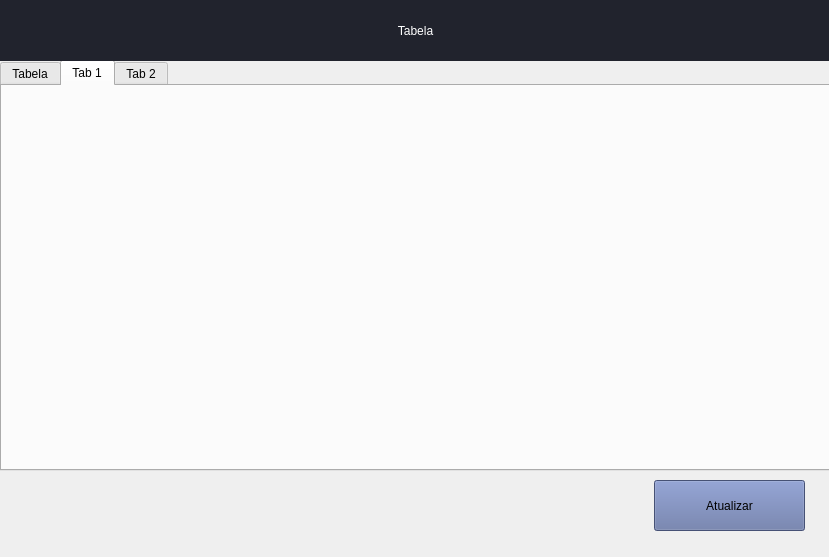
Before: the Qt Designer form gui/pages/pages.ui in C0ffiz/DesktopApp-GUI_PySide6, drawn with Qt 5.
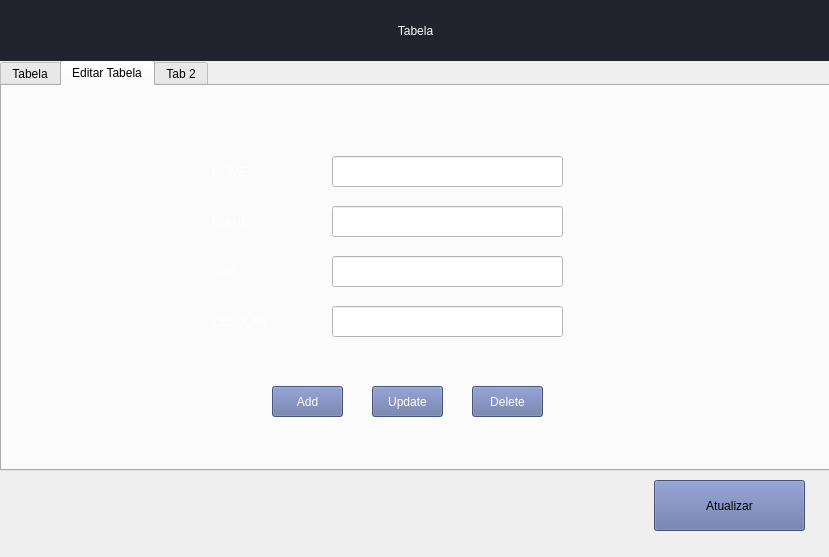
After: the same form once the commit is applied. The open tabs and pages were chosen to show the change.

What changed in the file:
```diff
--- a/gui/pages/pages.ui
+++ b/gui/pages/pages.ui
@@ -14,6 +14,9 @@
    <string>StackedWidget</string>
   </property>
   <widget class="QWidget" name="page_1">
+   <property name="styleSheet">
+    <string notr="true"/>
+   </property>
    <widget class="QTabWidget" name="tabWidget">
     <property name="geometry">
      <rect>
@@ -121,8 +124,182 @@
     </widget>
     <widget class="QWidget" name="tab">
      <attribute name="title">
-      <string>Tab 1</string>
+      <string>Editar Tabela</string>
      </attribute>
+     <widget class="QLabel" name="label_3">
+      <property name="geometry">
+       <rect>
+        <x>210</x>
+        <y>75</y>
+        <width>91</width>
+        <height>21</height>
+       </rect>
+      </property>
+      <property name="styleSheet">
+       <string notr="true">color: rgb(255, 255, 255);</string>
+      </property>
+      <property name="text">
+       <string>NOME</string>
+      </property>
+     </widget>
+     <widget class="QLabel" name="label_4">
+      <property name="geometry">
+       <rect>
+        <x>210</x>
+        <y>125</y>
+        <width>91</width>
+        <height>21</height>
+       </rect>
+      </property>
+      <property name="styleSheet">
+       <string notr="true">color: rgb(255, 255, 255);</string>
+      </property>
+      <property name="text">
+       <string>EMAIL</string>
+      </property>
+     </widget>
+     <widget class="QLabel" name="label_5">
+      <property name="geometry">
+       <rect>
+        <x>210</x>
+        <y>175</y>
+        <width>91</width>
+        <height>21</height>
+       </rect>
+      </property>
+      <property name="styleSheet">
+       <string notr="true">color: rgb(255, 255, 255);</string>
+      </property>
+      <property name="text">
+       <string>CPF</string>
+      </property>
+     </widget>
+     <widget class="QLabel" name="label_6">
+      <property name="geometry">
+       <rect>
+        <x>210</x>
+        <y>225</y>
+        <width>91</width>
+        <height>21</height>
+       </rect>
+      </property>
+      <property name="styleSheet">
+       <string notr="true">color: rgb(255, 255, 255);</string>
+      </property>
+      <property name="text">
+       <string>CELULAR</string>
+      </property>
+     </widget>
+     <widget class="QLineEdit" name="le_nome">
+      <property name="geometry">
+       <rect>
+        <x>330</x>
+        <y>70</y>
+        <width>231</width>
+        <height>31</height>
+       </rect>
+      </property>
+      <property name="styleSheet">
+       <string notr="true">background-color: rgb(255, 255, 255);
+color: rgb(255, 255, 255);</string>
+      </property>
+     </widget>
+     <widget class="QLineEdit" name="le_cpf">
+      <property name="geometry">
+       <rect>
+        <x>330</x>
+        <y>170</y>
+        <width>231</width>
+        <height>31</height>
+       </rect>
+      </property>
+      <property name="styleSheet">
+       <string notr="true">background-color: rgb(255, 255, 255);
+color: rgb(255, 255, 255);</string>
+      </property>
+     </widget>
+     <widget class="QLineEdit" name="le_email">
+      <property name="geometry">
+       <rect>
+        <x>330</x>
+        <y>120</y>
+        <width>231</width>
+        <height>31</height>
+       </rect>
+      </property>
+      <property name="styleSheet">
+       <string notr="true">background-color: rgb(255, 255, 255);
+color: rgb(255, 255, 255);</string>
+      </property>
+     </widget>
+     <widget class="QLineEdit" name="le_celular">
+      <property name="geometry">
+       <rect>
+        <x>330</x>
+        <y>220</y>
+        <width>231</width>
+        <height>31</height>
+       </rect>
+      </property>
+      <property name="styleSheet">
+       <string notr="true">background-color: rgb(255, 255, 255);
+color: rgb(255, 255, 255);</string>
+      </property>
+     </widget>
+     <widget class="QPushButton" name="add_btn">
+      <property name="geometry">
+       <rect>
+        <x>270</x>
+        <y>300</y>
+        <width>71</width>
+        <height>31</height>
+       </rect>
+      </property>
+      <property name="styleSheet">
+       <string notr="true">font: 11pt &quot;Century Gothic&quot;;
+background-color: rgb(98, 114, 164);
+color: rgb(255, 255, 255);</string>
+      </property>
+      <property name="text">
+       <string>Add</string>
+      </property>
+     </widget>
+     <widget class="QPushButton" name="update_btn">
+      <property name="geometry">
+       <rect>
+        <x>370</x>
+        <y>300</y>
+        <width>71</width>
+        <height>31</height>
+       </rect>
+      </property>
+      <property name="styleSheet">
+       <string notr="true">font: 11pt &quot;Century Gothic&quot;;
+background-color: rgb(98, 114, 164);
+color: rgb(255, 255, 255);</string>
+      </property>
+      <property name="text">
+       <string>Update</string>
+      </property>
+     </widget>
+     <widget class="QPushButton" name="delete_btn">
+      <property name="geometry">
+       <rect>
+        <x>470</x>
+        <y>300</y>
+        <width>71</width>
+        <height>31</height>
+       </rect>
+      </property>
+      <property name="styleSheet">
+       <string notr="true">font: 11pt &quot;Century Gothic&quot;;
+background-color: rgb(98, 114, 164);
+color: rgb(255, 255, 255);</string>
+      </property>
+      <property name="text">
+       <string>Delete</string>
+      </property>
+     </widget>
     </widget>
     <widget class="QWidget" name="tab_2">
      <attribute name="title">
```
Left out of the diff: 11 changed lines with no effect on the pictures.
